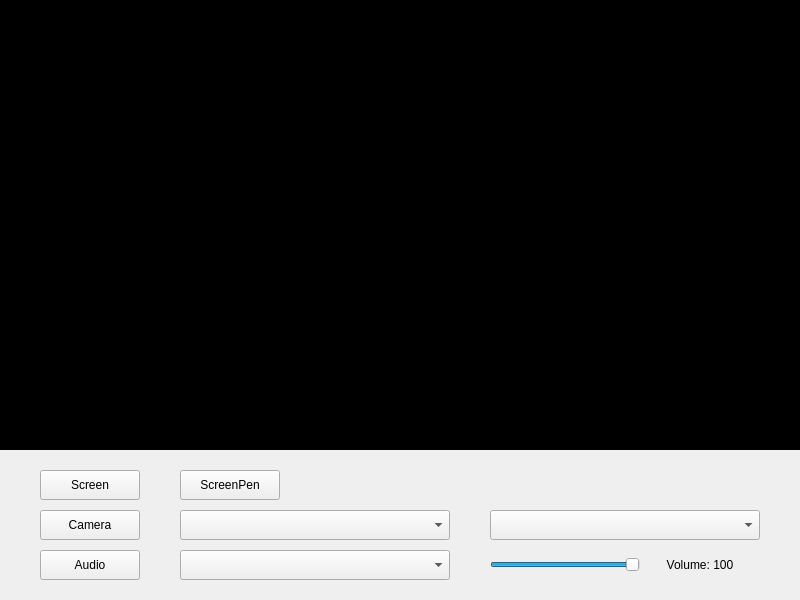
The window that src/UDPMulticast/mainwindow.ui (zty199/NetworkClassroom_LAN) describes before a commit, drawn with Qt 5.
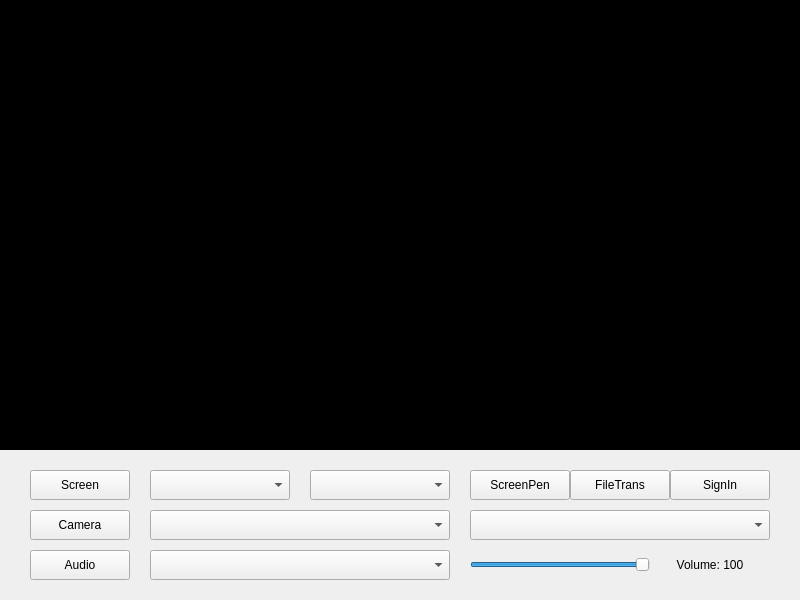
The same window after the commit.

Patch:
```diff
--- a/src/UDPMulticast/mainwindow.ui
+++ b/src/UDPMulticast/mainwindow.ui
@@ -66,7 +66,7 @@
    <widget class="QPushButton" name="btn_camera">
     <property name="geometry">
      <rect>
-      <x>40</x>
+      <x>30</x>
       <y>510</y>
       <width>100</width>
       <height>30</height>
@@ -79,7 +79,7 @@
    <widget class="QPushButton" name="btn_screen">
     <property name="geometry">
      <rect>
-      <x>40</x>
+      <x>30</x>
       <y>470</y>
       <width>100</width>
       <height>30</height>
@@ -92,9 +92,9 @@
    <widget class="QComboBox" name="cb_camera">
     <property name="geometry">
      <rect>
-      <x>180</x>
+      <x>150</x>
       <y>510</y>
-      <width>270</width>
+      <width>300</width>
       <height>30</height>
      </rect>
     </property>
@@ -102,7 +102,7 @@
    <widget class="QPushButton" name="btn_audio">
     <property name="geometry">
      <rect>
-      <x>40</x>
+      <x>30</x>
       <y>550</y>
       <width>100</width>
       <height>30</height>
@@ -115,9 +115,9 @@
    <widget class="QComboBox" name="cb_device">
     <property name="geometry">
      <rect>
-      <x>180</x>
+      <x>150</x>
       <y>550</y>
-      <width>270</width>
+      <width>300</width>
       <height>30</height>
      </rect>
     </property>
@@ -125,9 +125,9 @@
    <widget class="QComboBox" name="cb_resolution">
     <property name="geometry">
      <rect>
-      <x>490</x>
+      <x>470</x>
       <y>510</y>
-      <width>270</width>
+      <width>300</width>
       <height>30</height>
      </rect>
     </property>
@@ -135,9 +135,9 @@
    <widget class="QSlider" name="slider_volume">
     <property name="geometry">
      <rect>
-      <x>490</x>
+      <x>470</x>
       <y>550</y>
-      <width>150</width>
+      <width>180</width>
       <height>30</height>
      </rect>
     </property>
@@ -160,7 +160,7 @@
    <widget class="QLabel" name="volume">
     <property name="geometry">
      <rect>
-      <x>640</x>
+      <x>650</x>
       <y>550</y>
       <width>120</width>
       <height>30</height>
@@ -176,7 +176,7 @@
    <widget class="QPushButton" name="btn_screenPen">
     <property name="geometry">
      <rect>
-      <x>180</x>
+      <x>470</x>
       <y>470</y>
       <width>100</width>
       <height>30</height>
@@ -186,6 +186,52 @@
      <string>ScreenPen</string>
     </property>
    </widget>
+   <widget class="QComboBox" name="cb_screenRes">
+    <property name="geometry">
+     <rect>
+      <x>150</x>
+      <y>470</y>
+      <width>140</width>
+      <height>30</height>
+     </rect>
+    </property>
+   </widget>
+   <widget class="QPushButton" name="btn_fileTrans">
+    <property name="geometry">
+     <rect>
+      <x>570</x>
+      <y>470</y>
+      <width>100</width>
+      <height>30</height>
+     </rect>
+    </property>
+    <property name="text">
+     <string>FileTrans</string>
+    </property>
+   </widget>
+   <widget class="QPushButton" name="btn_signIn">
+    <property name="geometry">
+     <rect>
+      <x>670</x>
+      <y>470</y>
+      <width>100</width>
+      <height>30</height>
+     </rect>
+    </property>
+    <property name="text">
+     <string>SignIn</string>
+    </property>
+   </widget>
+   <widget class="QComboBox" name="cb_screenHz">
+    <property name="geometry">
+     <rect>
+      <x>310</x>
+      <y>470</y>
+      <width>140</width>
+      <height>30</height>
+     </rect>
+    </property>
+   </widget>
   </widget>
  </widget>
  <layoutdefault spacing="6" margin="11"/>
```
Left out of the diff: 2 changed lines with no effect on the pictures.
